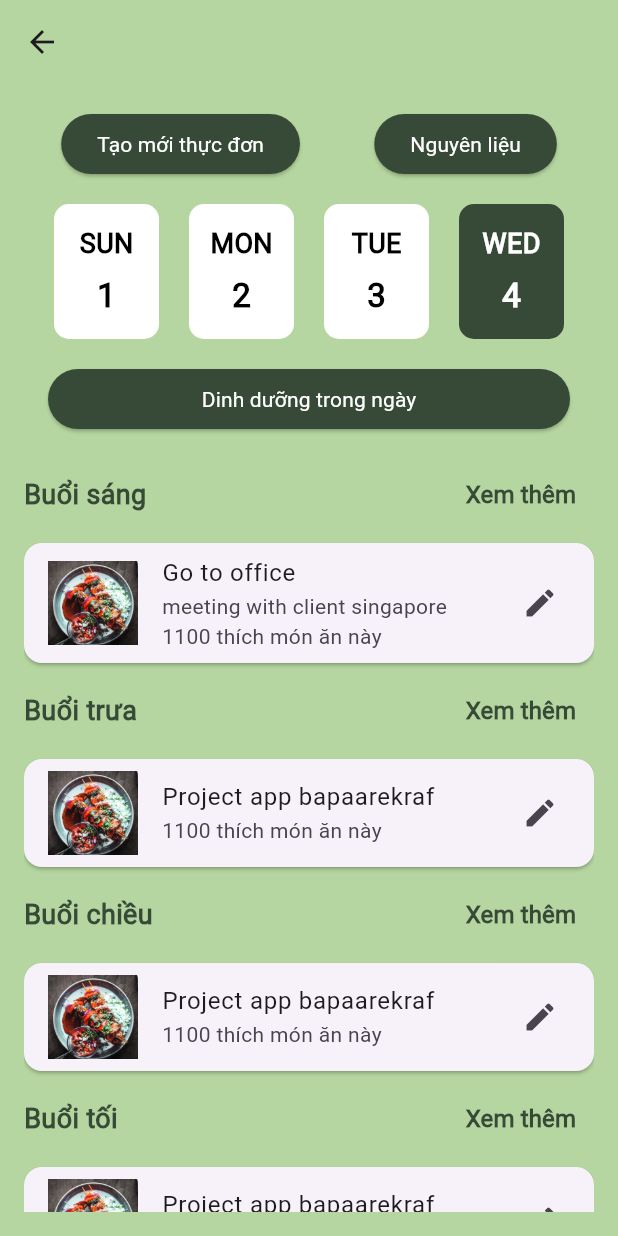
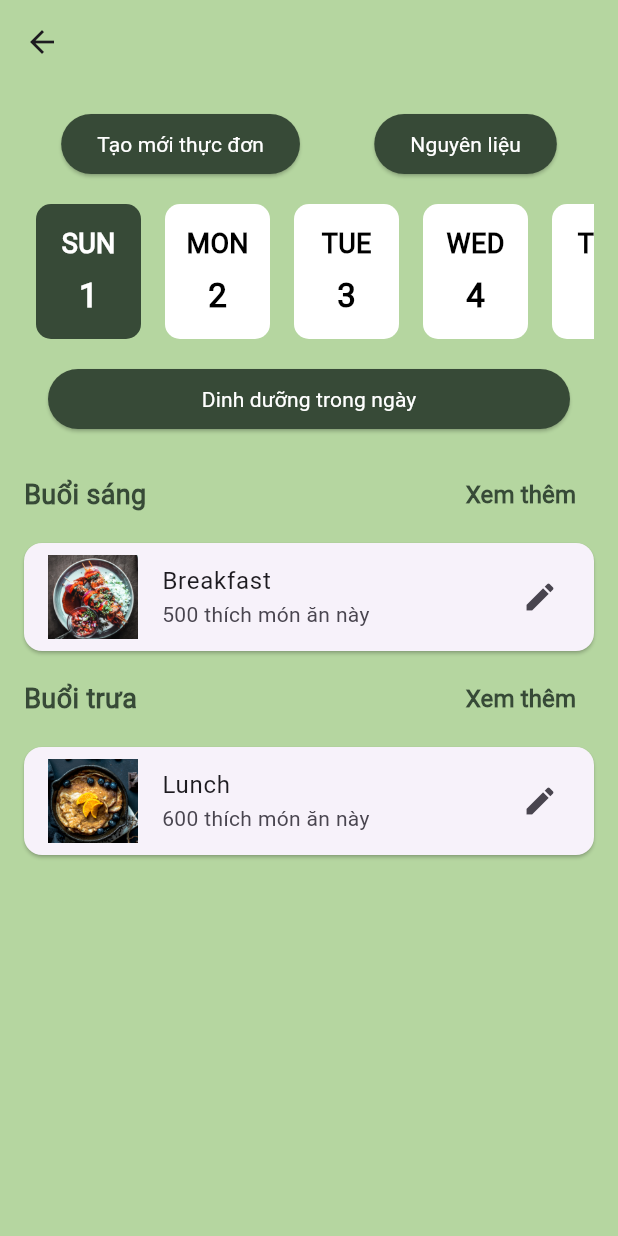
Before and after one commit to MeoKool/MealMentor, a Flutter app: the MealPlanScreen screen opened directly, on a phone screen of 412 x 824 dp. Run offline on Flutter 3.47's test engine with Material 3 defaults, Android fonts, the phone set to English and light mode, and no system bars; our stand-ins replace device_preview.

Commit message:
fix: meal Plan

```diff
--- a/lib/screens/mealPlan_screen.dart
+++ b/lib/screens/mealPlan_screen.dart
@@ -1,7 +1,145 @@
 import 'package:flutter/material.dart';
 
-class MealPlanScreen extends StatelessWidget {
+class MealPlanScreen extends StatefulWidget {
   const MealPlanScreen({Key? key}) : super(key: key);
+
+  @override
+  _MealPlanScreenState createState() => _MealPlanScreenState();
+}
+
+class _MealPlanScreenState extends State<MealPlanScreen> {
+  // The selected index of the day
+  int selectedDayIndex = 0;
+
+  // Dummy data for each day of the week
+  final List<Map<String, dynamic>> weekMealData = [
+    {
+      'day': 'SUN',
+      'date': '1',
+      'meals': [
+        {
+          'timeOfDay': 'Buổi sáng',
+          'title': 'Breakfast',
+          'likes': '500 thích món ăn này',
+          'image': 'assets/images/recipe1.png'
+        },
+        {
+          'timeOfDay': 'Buổi trưa',
+          'title': 'Lunch',
+          'likes': '600 thích món ăn này',
+          'image': 'assets/images/recipe2.png'
+        },
+      ],
+    },
+    {
+      'day': 'MON',
+      'date': '2',
+      'meals': [
+        {
+          'timeOfDay': 'Buổi sáng',
+          'title': 'Breakfast',
+          'likes': '400 thích món ăn này',
+          'image': 'assets/images/recipe1.png'
+        },
+        {
+          'timeOfDay': 'Buổi trưa',
+          'title': 'Lunch',
+          'likes': '700 thích món ăn này',
+          'image': 'assets/images/recipe2.png'
+        },
+      ],
+    },
+    {
+      'day': 'TUE',
+      'date': '3',
+      'meals': [
+        {
+          'timeOfDay': 'Buổi sáng',
+          'title': 'Breakfast',
+          'likes': '350 thích món ăn này',
+          'image': 'assets/images/recipe1.png'
+        },
+        {
+          'timeOfDay': 'Buổi trưa',
+          'title': 'Lunch',
+          'likes': '700 thích món ăn này',
+          'image': 'assets/images/recipe2.png'
+        },
+      ],
+    },
+    {
+      'day': 'WED',
+      'date': '4',
+      'meals': [
+        {
+          'timeOfDay': 'Buổi sáng',
+          'title': 'Breakfast',
+          'likes': '250 thích món ăn này',
+          'image': 'assets/images/recipe1.png'
+        },
+        {
+          'timeOfDay': 'Buổi trưa',
+          'title': 'Lunch',
+          'likes': '700 thích món ăn này',
+          'image': 'assets/images/recipe2.png'
+        },
+      ],
+    },
+    {
+      'day': 'THU',
+      'date': '5',
+      'meals': [
+        {
+          'timeOfDay': 'Buổi sáng',
+          'title': 'Breakfast',
+          'likes': '150 thích món ăn này',
+          'image': 'assets/images/recipe1.png'
+        },
+        {
+          'timeOfDay': 'Buổi trưa',
+          'title': 'Lunch',
+          'likes': '700 thích món ăn này',
+          'image': 'assets/images/recipe2.png'
+        },
+      ],
+    },
+    {
+      'day': 'FRI',
+      'date': '6',
+      'meals': [
+        {
+          'timeOfDay': 'Buổi sáng',
+          'title': 'Breakfast',
+          'likes': '100 thích món ăn này',
+          'image': 'assets/images/recipe1.png'
+        },
+        {
+          'timeOfDay': 'Buổi trưa',
+          'title': 'Lunch',
+          'likes': '900 thích món ăn này',
+          'image': 'assets/images/recipe2.png'
+        },
+      ],
+    },
+    {
+      'day': 'SUN',
+      'date': '7',
+      'meals': [
+        {
+          'timeOfDay': 'Buổi sáng',
+          'title': 'Breakfast',
+          'likes': '550 thích món ăn này',
+          'image': 'assets/images/recipe1.png'
+        },
+        {
+          'timeOfDay': 'Buổi trưa',
+          'title': 'Lunch',
+          'likes': '900 thích món ăn này',
+          'image': 'assets/images/recipe2.png'
+        },
+      ],
+    }
+  ];
 
   @override
   Widget build(BuildContext context) {
@@ -50,15 +188,28 @@ class MealPlanScreen extends StatelessWidget {
               ],
             ),
             SizedBox(height: 16),
-            // Date selector
-            Row(
+            // Date selector for the week
+            SingleChildScrollView(
+              scrollDirection: Axis.horizontal,
+              child: Row(
                 mainAxisAlignment: MainAxisAlignment.spaceEvenly,
-              children: [
-                buildDateButton('SUN', '1', false),
-                buildDateButton('MON', '2', false),
-                buildDateButton('TUE', '3', false),
-                buildDateButton('WED', '4', true),
-              ],
+                children: List.generate(weekMealData.length, (index) {
+                  return Padding(
+                      padding: EdgeInsets.symmetric(horizontal: 8.0),
+                      child: GestureDetector(
+                        onTap: () {
+                          setState(() {
+                            selectedDayIndex = index;
+                          });
+                        },
+                        child: buildDateButton(
+                          weekMealData[index]['day'],
+                          weekMealData[index]['date'],
+                          index == selectedDayIndex,
+                        ),
+                      ));
+                }),
+              ),
             ),
             SizedBox(height: 16),
             // Nutrition summary button
@@ -81,20 +232,16 @@ class MealPlanScreen extends StatelessWidget {
             // Meal cards
             Expanded(
               child: ListView(
-                children: [
-                  buildMealCard(
-                      'Buổi sáng',
-                      'Go to office',
-                      'meeting with client singapore',
-                      '1100 thích món ăn này',
-                      'assets/images/recipe1.png'),
-                  buildMealCard('Buổi trưa', 'Project app bapaarekraf', '',
-                      '1100 thích món ăn này', 'assets/images/recipe1.png'),
-                  buildMealCard('Buổi chiều', 'Project app bapaarekraf', '',
-                      '1100 thích món ăn này', 'assets/images/recipe1.png'),
-                  buildMealCard('Buổi tối', 'Project app bapaarekraf', '',
-                      '1100 thích món ăn này', 'assets/images/recipe1.png'),
-                ],
+                children:
+                    weekMealData[selectedDayIndex]['meals'].map<Widget>((meal) {
+                  return buildMealCard(
+                    meal['timeOfDay'],
+                    meal['title'],
+                    '',
+                    meal['likes'],
+                    meal['image'],
+                  );
+                }).toList(),
               ),
             ),
           ],
@@ -121,14 +268,16 @@ class MealPlanScreen extends StatelessWidget {
             style: TextStyle(
               color: isSelected ? Colors.white : Colors.black,
               fontSize: 18,
-                fontWeight: FontWeight.bold),
+              fontWeight: FontWeight.bold,
+            ),
           ),
           Text(
             date,
             style: TextStyle(
               color: isSelected ? Colors.white : Colors.black,
               fontSize: 22,
-                fontWeight: FontWeight.bold),
+              fontWeight: FontWeight.bold,
+            ),
           ),
         ],
       ),
@@ -147,7 +296,8 @@ class MealPlanScreen extends StatelessWidget {
               style: TextStyle(
                 color: Color(0xFF374A37), // dark green
                 fontSize: 18,
-                  fontWeight: FontWeight.bold),
+                fontWeight: FontWeight.bold,
+              ),
             ),
             TextButton(
               onPressed: () {},
@@ -156,7 +306,8 @@ class MealPlanScreen extends StatelessWidget {
                 style: TextStyle(
                   color: Color(0xFF374A37), // dark green
                   fontSize: 16,
-                    fontWeight: FontWeight.bold),
+                  fontWeight: FontWeight.bold,
+                ),
               ),
             ),
           ],
```
Lines whose indentation alone changed are shown as unchanged.
